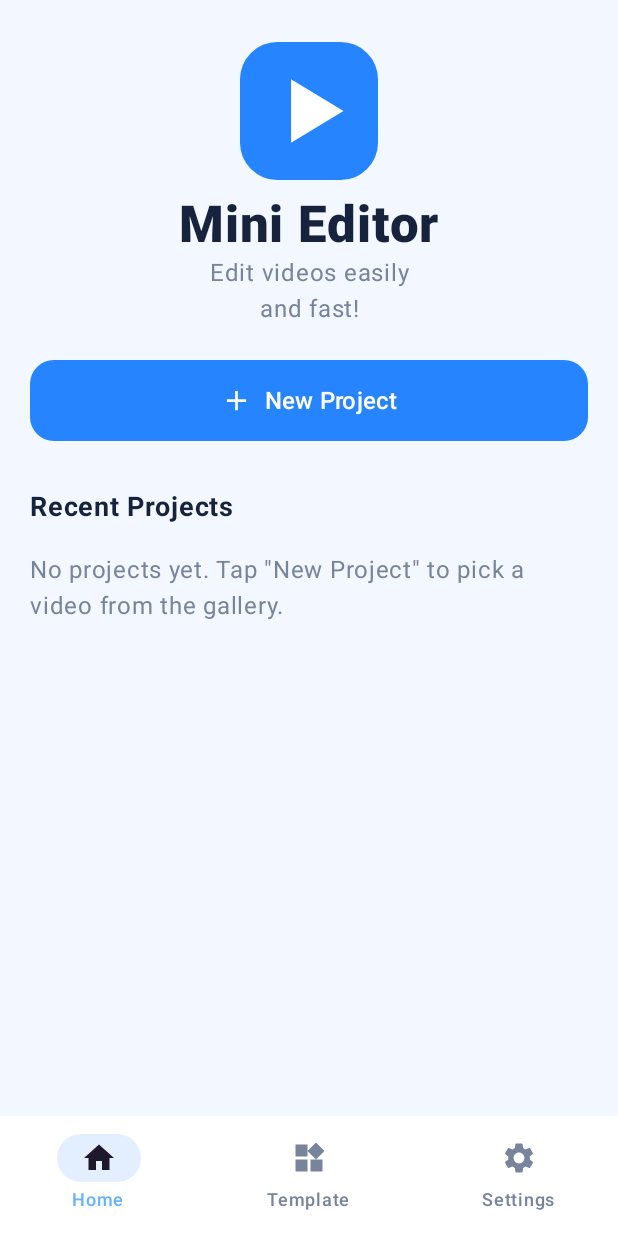
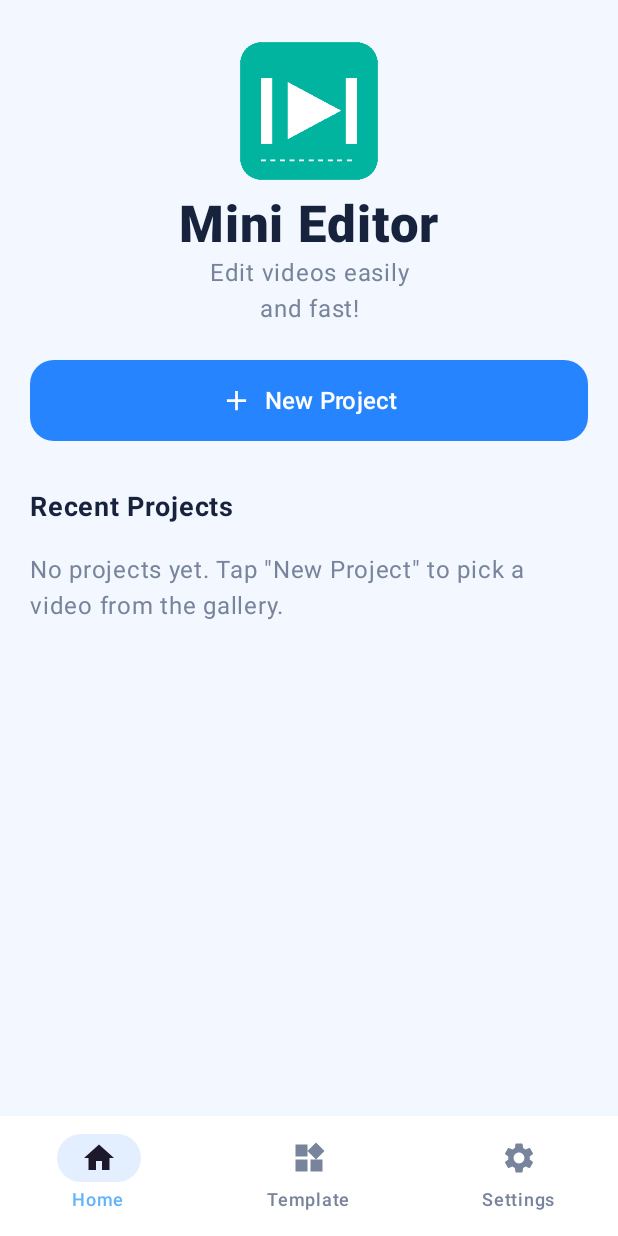
Before and after one commit to dickysutranggono2-dev/proyek-edit-video, an Android app built with Jetpack Compose: the screen it shows after launch (MainActivity), after a tap on "New Project", on a phone screen of 412 x 824 dp. Run offline under Robolectric (Android 15) with nearby library versions, the phone set to English and light mode, and no system bars; our stand-ins replace AdMob; libraries missing offline, so code that uses them is left out: coil.decode; pictures from the network do not load.

Commit message:
Add files via upload

```diff
--- a/app/src/main/java/com/dik/videoedit/components/Common.kt
+++ b/app/src/main/java/com/dik/videoedit/components/Common.kt
@@ -58,17 +58,11 @@ fun Context.findActivity(): Activity? {
 
 @Composable
 fun AppLogo(size: Dp = 88.dp) {
-    Canvas(Modifier.size(size)) {
-        val s = this.size.minDimension
-        drawRoundRect(Blue, size = Size(s, s), cornerRadius = CornerRadius(s * 0.27f))
-        val play = Path().apply {
-            moveTo(s * 0.37f, s * 0.27f)
-            lineTo(s * 0.37f, s * 0.73f)
-            lineTo(s * 0.75f, s * 0.50f)
-            close()
-        }
-        drawPath(play, Color.White)
-    }
+    androidx.compose.foundation.Image(
+        painter = androidx.compose.ui.res.painterResource(com.dik.videoedit.R.drawable.ic_app_logo),
+        contentDescription = "Mini Editor",
+        modifier = Modifier.size(size),
+    )
 }
 
 @Composable
--- /dev/null
+++ b/app/src/main/java/com/dik/videoedit/components/MediaPicker.kt
@@ -0,0 +1,50 @@
+package com.dik.videoedit.components
+
+import android.content.Context
+import android.content.Intent
+import android.net.Uri
+import androidx.activity.compose.rememberLauncherForActivityResult
+import androidx.activity.result.PickVisualMediaRequest
+import androidx.activity.result.contract.ActivityResultContract
+import androidx.activity.result.contract.ActivityResultContracts
+import androidx.compose.runtime.Composable
+import androidx.compose.runtime.rememberUpdatedState
+import androidx.compose.ui.platform.LocalContext
+
+/** Cadangan untuk HP tanpa pemilih foto bawaan: ACTION_GET_CONTENT menampilkan aplikasi Galeri di daftar pilihan. */
+private class GetMediaContents : ActivityResultContract<Unit, List<Uri>>() {
+    override fun createIntent(context: Context, input: Unit): Intent =
+        Intent(Intent.ACTION_GET_CONTENT)
+            .addCategory(Intent.CATEGORY_OPENABLE)
+            .setType("*/*")
+            .putExtra(Intent.EXTRA_MIME_TYPES, arrayOf("video/*", "image/*"))
+            .putExtra(Intent.EXTRA_ALLOW_MULTIPLE, true)
+
+    override fun parseResult(resultCode: Int, intent: Intent?): List<Uri> {
+        if (intent == null || resultCode != android.app.Activity.RESULT_OK) return emptyList()
+        val out = LinkedHashSet<Uri>()
+        intent.data?.let { out += it }
+        intent.clipData?.let { c -> for (i in 0 until c.itemCount) c.getItemAt(i).uri?.let { out += it } }
+        return out.toList()
+    }
+}
+
+/**
+ * Pemilih video dan foto dari galeri. Memakai pemilih foto bawaan Android (langsung menampilkan galeri,
+ * ada tombol untuk menjelajah file); bila tidak tersedia, memakai ACTION_GET_CONTENT. Mengembalikan fungsi
+ * pembuka pemilih.
+ */
+@Composable
+fun rememberMediaPicker(onPicked: (List<Uri>) -> Unit): () -> Unit {
+    val context = LocalContext.current
+    val callback = rememberUpdatedState(onPicked)
+    val photo = rememberLauncherForActivityResult(ActivityResultContracts.PickMultipleVisualMedia()) { callback.value(it) }
+    val content = rememberLauncherForActivityResult(GetMediaContents()) { callback.value(it) }
+    return {
+        if (ActivityResultContracts.PickVisualMedia.isPhotoPickerAvailable(context)) {
+            photo.launch(PickVisualMediaRequest(ActivityResultContracts.PickVisualMedia.ImageAndVideo))
+        } else {
+            content.launch(Unit)
+        }
+    }
+}
--- a/app/src/main/java/com/dik/videoedit/screens/EditorScreen.kt
+++ b/app/src/main/java/com/dik/videoedit/screens/EditorScreen.kt
@@ -216,7 +216,7 @@ private fun EditorContent(
 
     var tool by remember { mutableStateOf<Tool?>(null) }
 
-    val addVideo = rememberLauncherForActivityResult(ActivityResultContracts.OpenMultipleDocuments()) { uris ->
+    val addVideo = com.dik.videoedit.components.rememberMediaPicker { uris ->
         if (uris.isNotEmpty()) vm.addClips(uris)
     }
     val pickAudio = rememberLauncherForActivityResult(ActivityResultContracts.OpenDocument()) { uri ->
@@ -228,7 +228,7 @@ private fun EditorContent(
     val pickCaptions = rememberLauncherForActivityResult(ActivityResultContracts.OpenDocument()) { uri ->
         if (uri != null) vm.importCaptions(uri, com.dik.videoedit.models.CaptionStyles.all.first())
     }
-    val launchAddVideo = { addVideo.launch(arrayOf("video/*", "image/*")) }
+    val launchAddVideo = { addVideo() }
     val launchPickAudio = { pickAudio.launch(arrayOf("audio/*")) }
     // Ambil suara dari video lain di penyimpanan (seperti "Ekstrak audio" di CapCut).
     val launchPickVideoAudio = { pickAudio.launch(arrayOf("video/*")) }
--- a/app/src/main/java/com/dik/videoedit/screens/HomeScreen.kt
+++ b/app/src/main/java/com/dik/videoedit/screens/HomeScreen.kt
@@ -64,8 +64,8 @@ fun HomeScreen(vm: HomeViewModel, onOpenProject: (String) -> Unit) {
     var renaming by remember { mutableStateOf<Project?>(null) }
     var deleting by remember { mutableStateOf<Project?>(null) }
 
-    val picker = rememberLauncherForActivityResult(ActivityResultContracts.OpenMultipleDocuments()) { uris ->
-        vm.createProject(uris, null, onOpenProject)
+    val openPicker = com.dik.videoedit.components.rememberMediaPicker { uris ->
+        if (uris.isNotEmpty()) vm.createProject(uris, null, onOpenProject)
     }
 
     LazyColumn(
@@ -86,7 +86,7 @@ fun HomeScreen(vm: HomeViewModel, onOpenProject: (String) -> Unit) {
                 Spacer(Modifier.height(22.dp))
                 PrimaryButton(
                     "Proyek Baru", icon = Icons.Filled.Add,
-                    onClick = { picker.launch(arrayOf("video/*")) },
+                    onClick = { openPicker() },
                 )
                 Spacer(Modifier.height(22.dp))
             }
--- a/app/src/main/java/com/dik/videoedit/screens/TemplateScreen.kt
+++ b/app/src/main/java/com/dik/videoedit/screens/TemplateScreen.kt
@@ -66,10 +66,10 @@ private fun iconFor(id: String): ImageVector = when (id) {
 @Composable
 fun TemplateScreen(vm: HomeViewModel, onOpenProject: (String) -> Unit) {
     var pending by remember { mutableStateOf<TemplatePreset?>(null) }
-    val picker = rememberLauncherForActivityResult(ActivityResultContracts.OpenMultipleDocuments()) { uris ->
+    val openPicker = com.dik.videoedit.components.rememberMediaPicker { uris ->
         val t = pending
         pending = null
-        vm.createProject(uris, t, onOpenProject)
+        if (uris.isNotEmpty()) vm.createProject(uris, t, onOpenProject)
     }
 
     LazyColumn(
@@ -91,7 +91,7 @@ fun TemplateScreen(vm: HomeViewModel, onOpenProject: (String) -> Unit) {
             Surface(
                 onClick = {
                     pending = t
-                    picker.launch(if (t.photos) arrayOf("image/*", "video/*") else arrayOf("video/*"))
+                    openPicker()
                 },
                 shape = RoundedCornerShape(16.dp), color = MaterialTheme.colorScheme.surface,
                 shadowElevation = 1.dp, modifier = Modifier.fillMaxWidth(),
--- a/app/src/main/res/values/colors.xml
+++ b/app/src/main/res/values/colors.xml
@@ -1,4 +1,4 @@
 <resources>
     <color name="window_bg">#F3F7FF</color>
-    <color name="ic_launcher_bg">#FFFFFF</color>
+    <color name="ic_launcher_bg">#00B4A0</color>
 </resources>
```
Also changed, not shown: app/src/main/res/drawable-nodpi/ic_app_logo.png (added), app/src/main/res/drawable/ic_logo_foreground.png.
